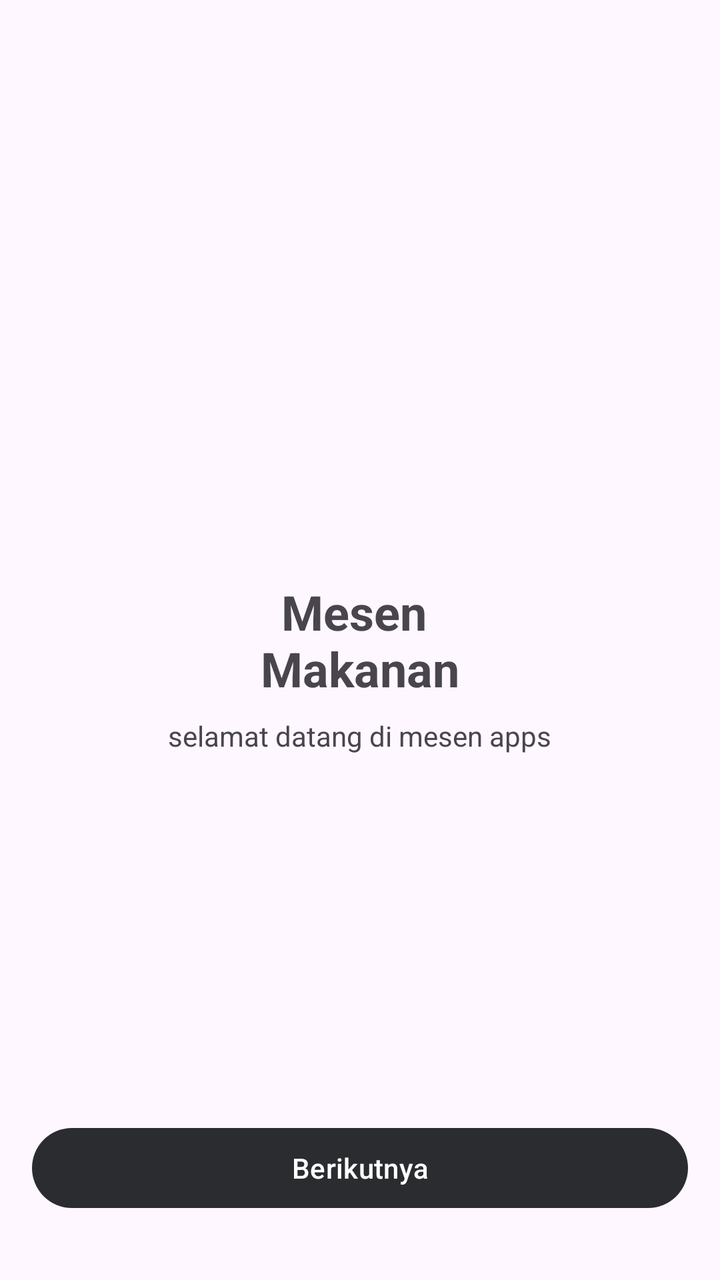
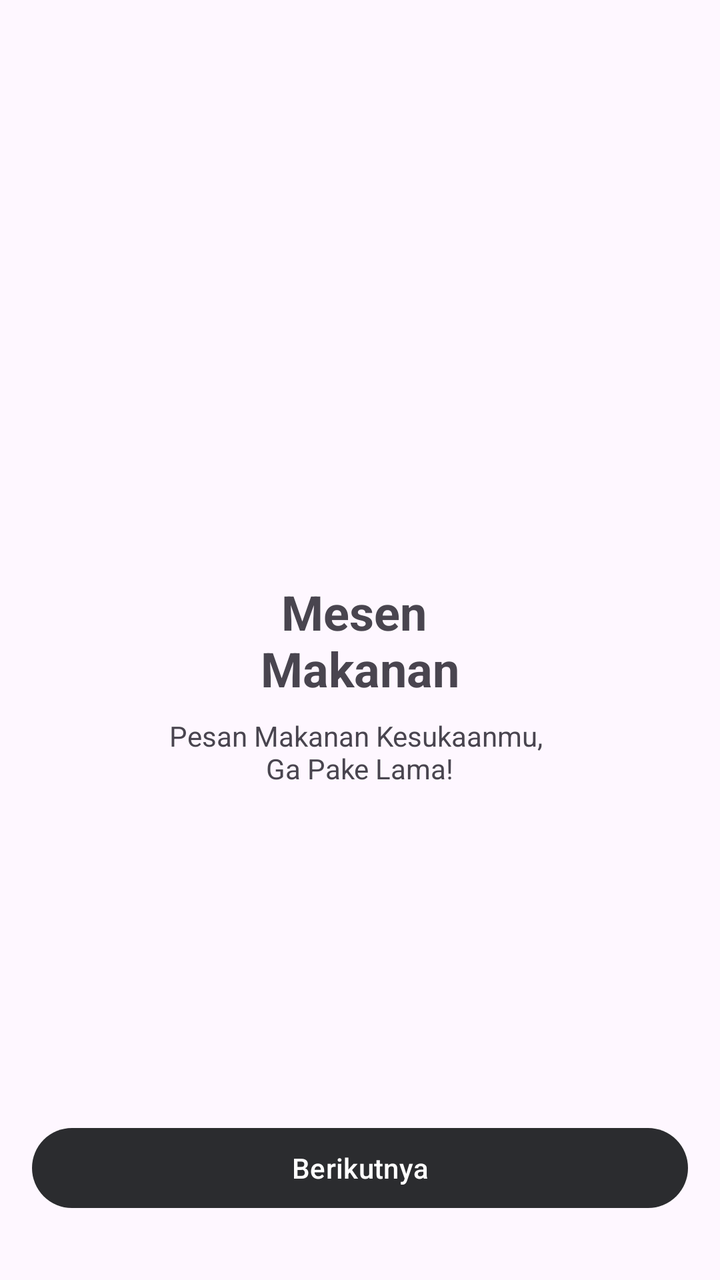

Before-and-after screenshots of an Android layout around one commit, followed by the original layout XML and the change that was made.
<!-- AndroidManifest.xml: application theme Theme.MesenMakanan -->
<!-- res/layout/activity_main.xml -->
<?xml version="1.0" encoding="utf-8"?>
<RelativeLayout xmlns:android="http://schemas.android.com/apk/res/android"
    xmlns:tools="http://schemas.android.com/tools"
    android:id="@+id/main"
    android:layout_width="match_parent"
    android:layout_height="match_parent"
    android:padding="16dp"
    tools:context=".MainActivity">

    <TextView
        android:id="@+id/text_mesen_makanan"
        android:layout_width="wrap_content"
        android:layout_height="wrap_content"
        android:text="Mesen \nMakanan"
        android:textSize="24sp"
        android:textStyle="bold"
        android:textAlignment="center"
        android:layout_centerInParent="true"/>

    <TextView
        android:id="@+id/text_selamat_datang"
        android:layout_width="wrap_content"
        android:layout_height="wrap_content"
        android:text="selamat datang di mesen apps"
        android:layout_below="@id/text_mesen_makanan"
        android:layout_centerHorizontal="true"
        android:layout_marginTop="8dp"/>

    <Button
        android:id="@+id/button_berikutnya"
        android:layout_width="match_parent"
        android:layout_height="wrap_content"
        android:text="Berikutnya"
        android:layout_alignParentBottom="true"
        android:layout_marginBottom="16dp"/>

</RelativeLayout>
<!-- resources referenced by this layout -->
<resources>
  <style name="Theme.MesenMakanan" parent="Base.Theme.MesenMakanan" />
  <style name="Base.Theme.MesenMakanan" parent="Theme.Material3.DayNight.NoActionBar">
          
          <item name="colorPrimary">@color/storm_gray</item>
      </style>
  <color name="storm_gray">#2B2C2F</color>
</resources>

<!-- the commit's change to res/layout/activity_main.xml (unified diff, before → after) -->
@@ -15,16 +15,19 @@
         android:textSize="24sp"
         android:textStyle="bold"
         android:textAlignment="center"
-        android:layout_centerInParent="true"/>
+        android:layout_centerInParent="true"
+        tools:ignore="HardcodedText" />
 
     <TextView
         android:id="@+id/text_selamat_datang"
         android:layout_width="wrap_content"
         android:layout_height="wrap_content"
-        android:text="selamat datang di mesen apps"
+        android:text="Pesan Makanan Kesukaanmu, \nGa Pake Lama!"
+        android:textAlignment="center"
         android:layout_below="@id/text_mesen_makanan"
         android:layout_centerHorizontal="true"
-        android:layout_marginTop="8dp"/>
+        android:layout_marginTop="8dp"
+        tools:ignore="HardcodedText" />
 
     <Button
         android:id="@+id/button_berikutnya"
@@ -32,6 +35,7 @@
         android:layout_height="wrap_content"
         android:text="Berikutnya"
         android:layout_alignParentBottom="true"
-        android:layout_marginBottom="16dp"/>
+        android:layout_marginBottom="16dp"
+        tools:ignore="HardcodedText,VisualLintButtonSize" />
 
 </RelativeLayout>
